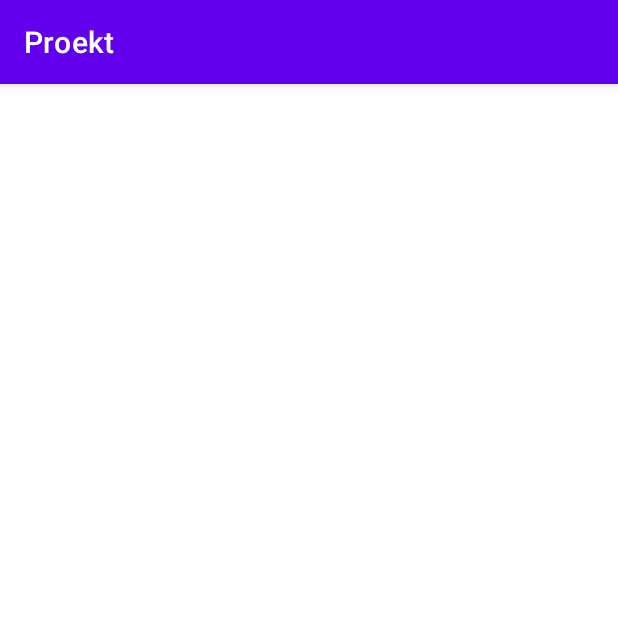
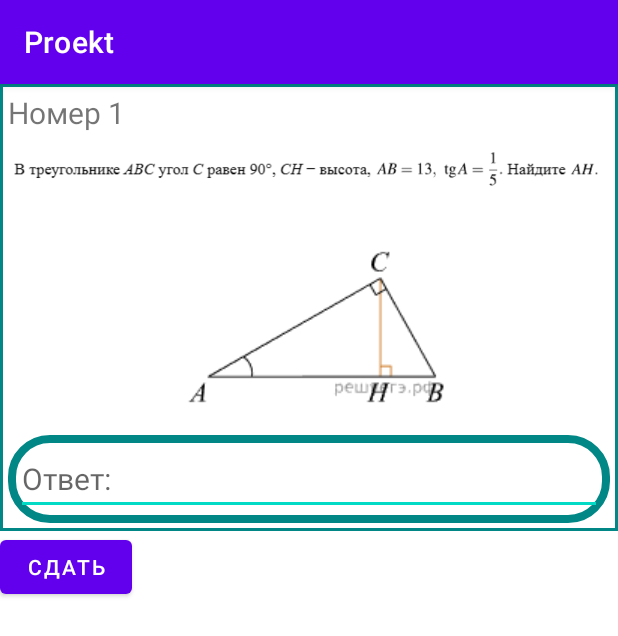
Before and after one commit to igor05max/Proekt, an Android app: the WRActivity screen opened directly, with no data from a screen before it, on a phone screen of 412 x 824 dp. Shown: the top 636 px of the screen. Run offline under Robolectric (Android 15) with nearby library versions, the phone set to English and light mode, and no system bars.

Commit message:
Initial commit

```diff
--- a/app/src/main/java/com/example/proekt/WRActivity.java
+++ b/app/src/main/java/com/example/proekt/WRActivity.java
@@ -2,7 +2,9 @@ package com.example.proekt;
 
 import androidx.appcompat.app.AppCompatActivity;
 
+import android.content.Intent;
 import android.os.Bundle;
+import android.widget.Toast;
 
 public class WRActivity extends AppCompatActivity {
 
@@ -10,5 +12,11 @@ public class WRActivity extends AppCompatActivity {
     protected void onCreate(Bundle savedInstanceState) {
         super.onCreate(savedInstanceState);
         setContentView(R.layout.activity_wractivity);
+
+        Intent intent = getIntent();
+        String number = intent.getStringExtra("wariant_number");
+
+
+
     }
 }
--- a/app/src/main/java/com/example/proekt/WariantProfActivity.java
+++ b/app/src/main/java/com/example/proekt/WariantProfActivity.java
@@ -2,6 +2,7 @@ package com.example.proekt;
 
 import androidx.appcompat.app.AppCompatActivity;
 
+import android.content.Intent;
 import android.os.Bundle;
 import android.view.View;
 import android.widget.TextView;
@@ -20,7 +21,9 @@ public class WariantProfActivity extends AppCompatActivity implements View.OnCli
     public void onClick(View v) {
         switch (v.getId()) {
             case R.id.w1:
-
+                Intent intent = new Intent(WariantProfActivity.this, WRActivity.class);
+                intent.putExtra("wariant_number", "1");
+                startActivity(intent);
                 break;
         }
     }
--- /dev/null
+++ b/app/src/main/res/drawable/task.xml
@@ -0,0 +1,8 @@
+<?xml version="1.0" encoding="utf-8"?>
+<shape xmlns:android="http://schemas.android.com/apk/res/android">
+    <stroke
+        android:color="@color/teal_700"
+        android:width="2dp"
+        >
+    </stroke>
+</shape>
--- a/app/src/main/res/layout/activity_wractivity.xml
+++ b/app/src/main/res/layout/activity_wractivity.xml
@@ -8,6 +8,74 @@
     tools:context=".WRActivity">
 
 
+    <ScrollView
+        android:layout_width="match_parent"
+        android:layout_height="match_parent">
+
+        <LinearLayout
+            android:layout_width="match_parent"
+            android:layout_height="wrap_content"
+            android:orientation="vertical" >
+            <LinearLayout
+                android:layout_width="match_parent"
+                android:layout_height="wrap_content"
+                android:background="@drawable/task"
+                >
+                <LinearLayout
+                    android:layout_width="match_parent"
+                    android:layout_height="wrap_content"
+                    android:layout_margin="5dp"
+                    android:orientation="vertical"
+
+                    >
+
+                    <TextView
+                        android:layout_width="match_parent"
+                        android:layout_height="wrap_content"
+                        android:text="Номер 1"
+                        android:textSize="20dp"/>
+
+                    <ImageView
+                        android:layout_width="match_parent"
+                        android:layout_height="wrap_content"
+                        android:src="@drawable/task_w_1_1"
+                        >
+                    </ImageView>
+                    <ImageView
+                        android:layout_width="match_parent"
+                        android:layout_height="wrap_content"
+                        android:src="@drawable/task_w_1_1_2"
+                        >
+
+                    </ImageView>
 
 
+                    <LinearLayout
+                        android:layout_width="match_parent"
+                        android:layout_height="wrap_content"
+                        android:background="@drawable/input">
+                        <EditText
+                            android:id="@+id/editTextTextPersonName2"
+                            android:layout_margin="5dp"
+                            android:layout_width="match_parent"
+                            android:layout_height="wrap_content"
+                            android:textSize="20dp"
+                            android:hint="Ответ:"
+                            />
+                    </LinearLayout>
+
+
+                </LinearLayout>
+            </LinearLayout>
+
+
+            <Button
+                android:layout_width="wrap_content"
+                android:layout_height="wrap_content"
+                android:text="сдать"
+
+                ></Button>
+
+        </LinearLayout>
+    </ScrollView>
 </LinearLayout>
```
Also changed, not shown: app/src/main/res/drawable/task_w_1_1.png (added), app/src/main/res/drawable/task_w_1_1_2.PNG (added).
